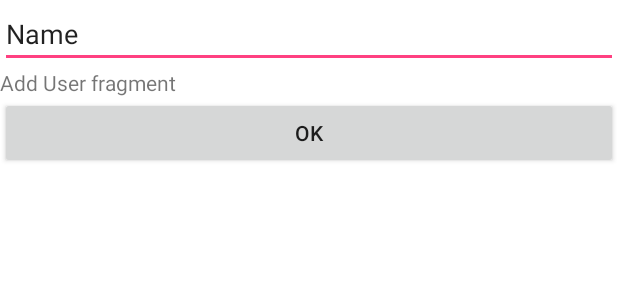
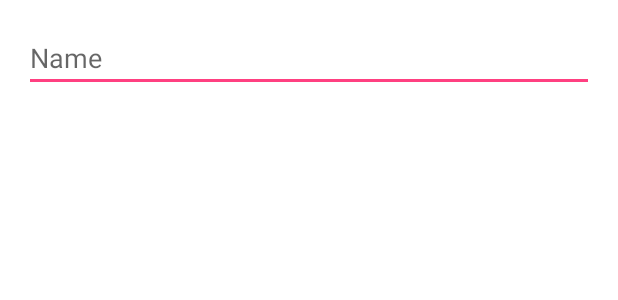
Before and after one commit to stereotype13/GreenDAOTest2, an Android app: the layout add_user_fragment.xml on its own in the app's theme, with its tools: preview values and no code run, on a phone screen of 412 x 824 dp. Shown: the top 300 px of the screen. Run offline under Robolectric (Android 15) with nearby library versions, the phone set to English and light mode, and no system bars.

```diff
--- a/app/src/main/java/com/example/rhodel/greendaotest2/ListViewFragment.java
+++ b/app/src/main/java/com/example/rhodel/greendaotest2/ListViewFragment.java
@@ -1,20 +1,15 @@
 package com.example.rhodel.greendaotest2;
 
-import android.content.Context;
 import android.os.Bundle;
 import android.support.annotation.Nullable;
 import android.support.v4.app.Fragment;
-import android.support.v4.app.FragmentTransaction;
 import android.support.v4.widget.SwipeRefreshLayout;
 import android.view.LayoutInflater;
 import android.view.View;
 import android.view.ViewGroup;
 import android.widget.AdapterView;
-import android.widget.Button;
-import android.widget.EditText;
 import android.widget.ListView;
 
-import org.greenrobot.greendao.query.DeleteQuery;
 
 /**
  * Created by rhodel on 8/17/2017.
--- a/app/src/main/res/layout/add_user_fragment.xml
+++ b/app/src/main/res/layout/add_user_fragment.xml
@@ -4,25 +4,19 @@
     android:layout_width="match_parent"
     android:layout_height="match_parent"
     android:background="@android:color/background_light"
-    android:orientation="vertical">
+    android:gravity="center_horizontal"
+    android:orientation="vertical"
+    android:paddingLeft="16dp"
+    android:paddingRight="16dp"
+    android:paddingTop="16dp">
 
     <EditText
         android:id="@+id/editTextName"
         android:layout_width="match_parent"
         android:layout_height="wrap_content"
         android:ems="10"
+        android:hint="Name"
         android:inputType="textPersonName"
-        android:text="Name" />
+        android:text="" />
 
-    <TextView
-        android:id="@+id/textView"
-        android:layout_width="match_parent"
-        android:layout_height="wrap_content"
-        android:text="Add User fragment" />
-
-    <Button
-        android:id="@+id/btnOK"
-        android:layout_width="match_parent"
-        android:layout_height="wrap_content"
-        android:text="OK" />
 </LinearLayout>
```
Also changed, not shown: app/src/main/java/com/example/rhodel/greendaotest2/AddUserFragment.java (+34 -17 lines), app/src/main/java/com/example/rhodel/greendaotest2/MainActivity.java (+66 -16 lines), app/src/main/java/com/example/rhodel/greendaotest2/ModeChangeListener.java (added, +14 -0 lines), app/src/main/res/layout/activity_main.xml (+31 -0 lines).
